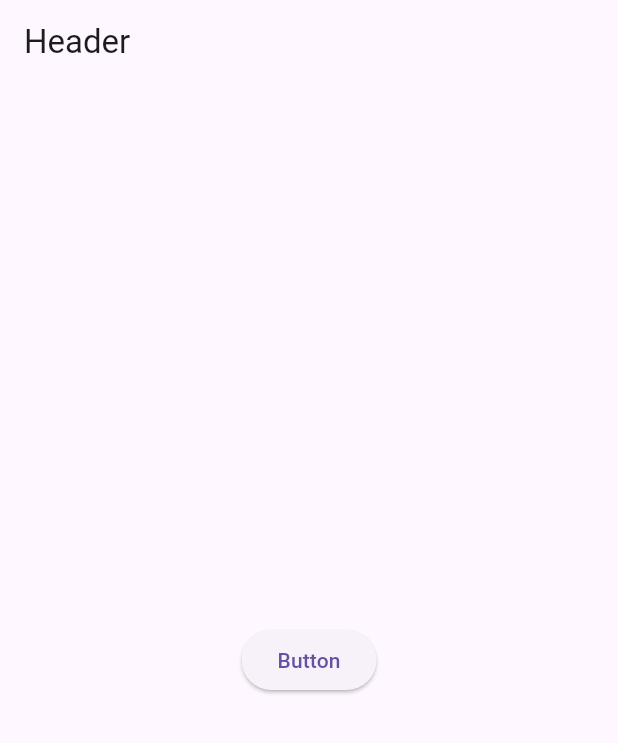
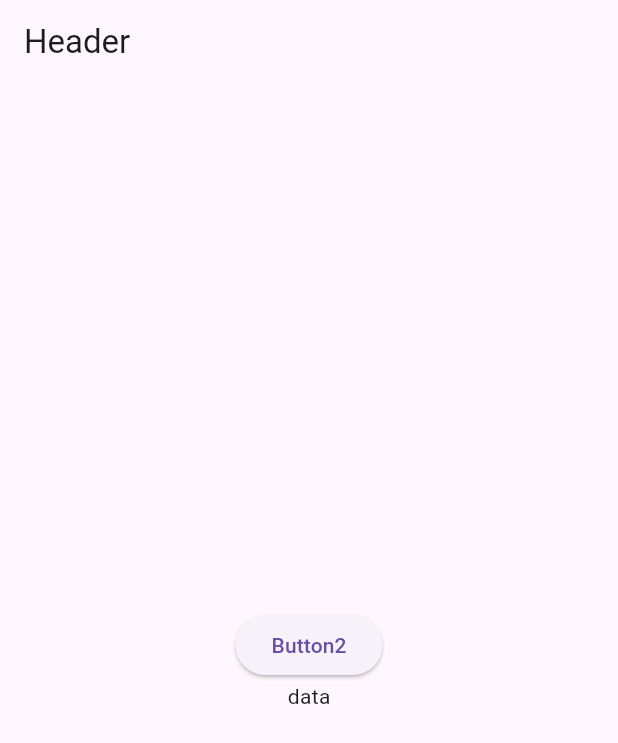
Before and after one commit to evadzala/flutter_practise2, a Flutter app: the screen it shows after launch, on a phone screen of 412 x 824 dp. Shown: the top 743 px of the screen. Run offline on Flutter 3.47's test engine with Material 3 defaults, Android fonts, the phone set to English and light mode, and no system bars.

Commit message:
Column含ElevatedButton
(cherry picked from commit a74bb70f89f466b1fea7e696b76a9e8c5be3c5a2)
(cherry picked from commit 6795a6e4aab2cb4a0b5b824d9c824c952fbfd723)

```diff
--- a/lib/main.dart
+++ b/lib/main.dart
@@ -15,9 +15,16 @@ class DemoApp extends StatelessWidget {
           title: const Text("Header"),
         ),
         body: Center(
-            child: ElevatedButton(
-          onPressed: onPressed,
-          child: const Text("Button"),
+            child: Column(
+          mainAxisAlignment: MainAxisAlignment.center,
+          crossAxisAlignment: CrossAxisAlignment.center,
+          children: [
+            ElevatedButton(onPressed: onPressed, child: const Text("Button2")),
+            const Text(
+              "data",
+              textDirection: TextDirection.ltr,
+            )
+          ],
         )),
       ),
     );
```
